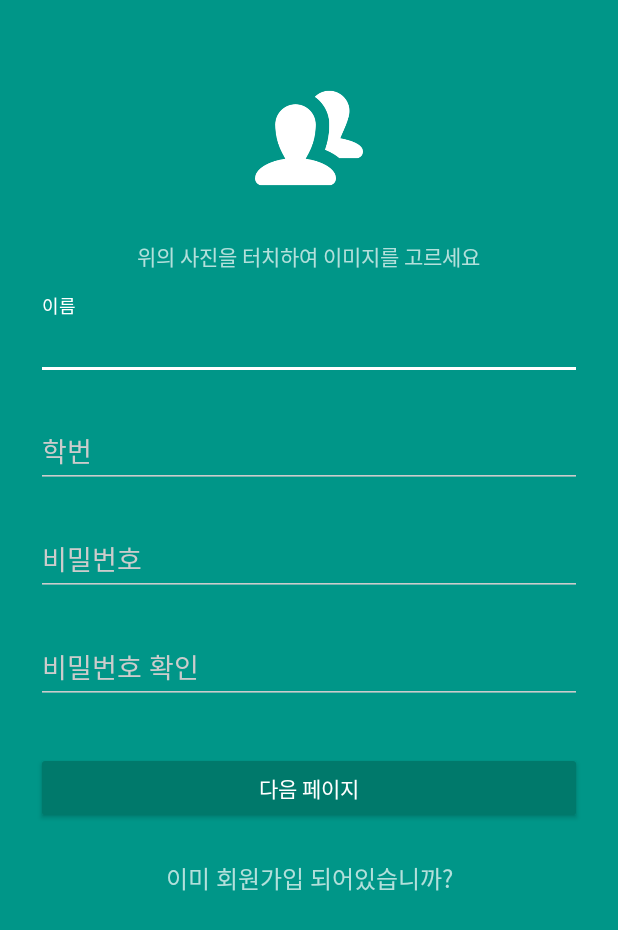
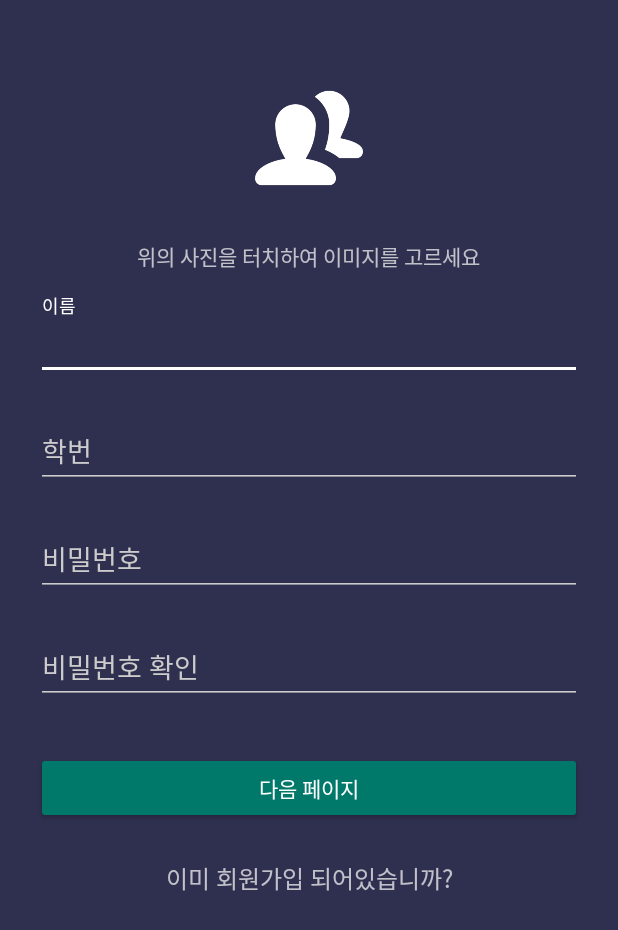
Before and after one commit to HannahHanaKim/New_Face, an Android app: the Activity_signup screen opened directly, with no data from a screen before it, on a phone screen of 412 x 824 dp. Shown: the top 930 px of the screen. Run offline under Robolectric (Android 15) with nearby library versions, the light colour scheme and no system bars; our stand-ins replace ButterKnife.

Commit message:
색상변경

```diff
--- a/app/src/main/res/values/colors.xml
+++ b/app/src/main/res/values/colors.xml
@@ -1,8 +1,8 @@
 <?xml version="1.0" encoding="utf-8"?>
 <resources>
-    <color name="colorPrimary">#009688</color>
+    <color name="colorPrimary">#2F2F4F</color>
     <color name="colorPrimaryDark">#00796B</color>
-    <color name="colorAccent">#FFC107</color>
+    <color name="colorAccent">#CDDC39</color>
 
     <color name="primary">#E43F3F</color>
     <color name="primary_dark">#E12929</color>
```
